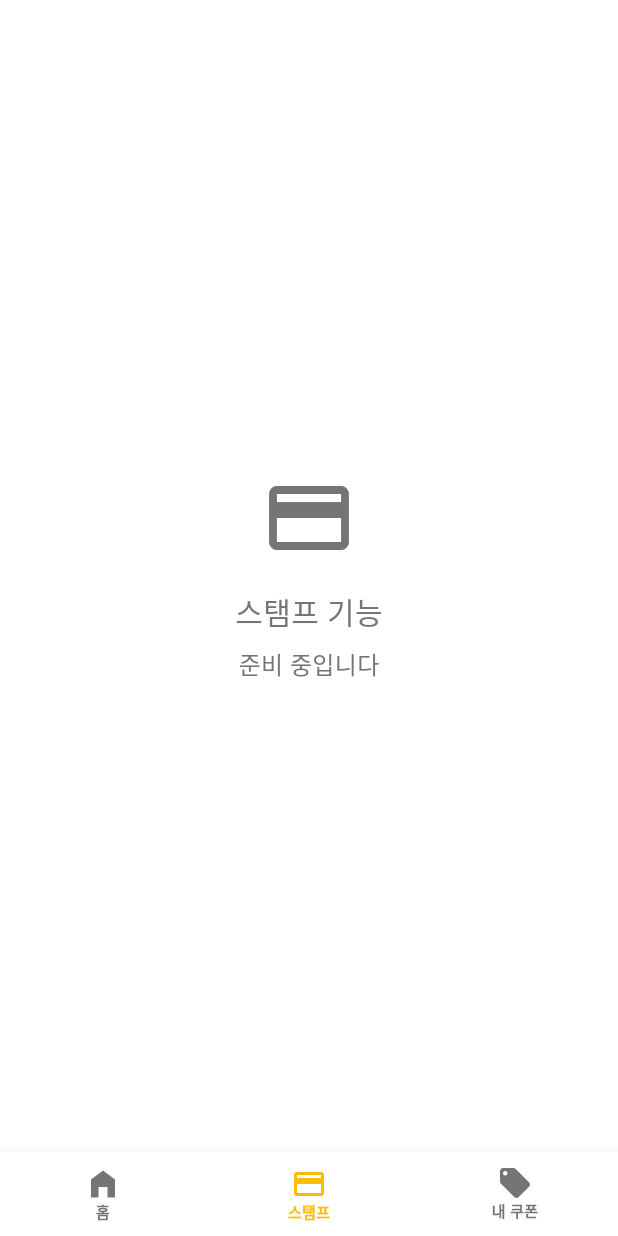
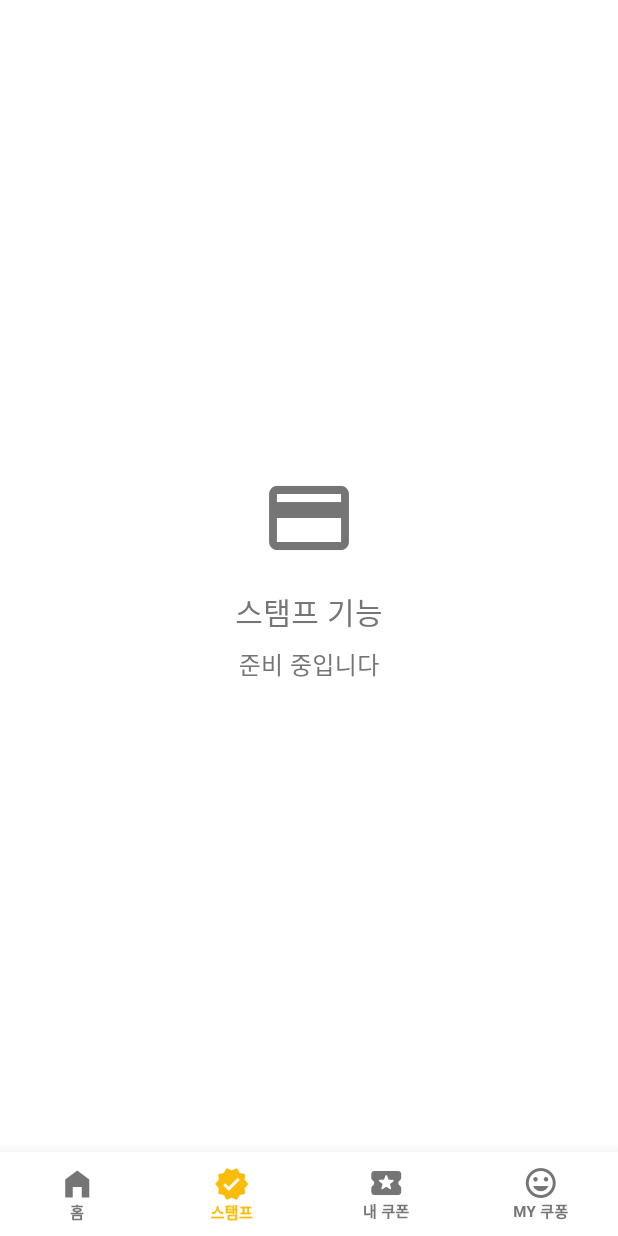
Before and after one commit to Clevon-io/koopong, a Flutter app: the screen it shows after launch, item 2 of the bottom bar chosen, on a phone screen of 412 x 824 dp. Run offline on Flutter 3.47's test engine with Material 3 defaults, Android fonts, the phone set to English and light mode, and no system bars; Roboto replaces fonts that are missing (Pretendard); project files that could hold a hidden picture were left out.

Commit message:
메인 탭 수정
아이콘을 바꾸고 MY 쿠퐁을 추가했습니다.
MY 쿠퐁은 쿠덕이 머리 모양으로 아이콘 바꿀 예정이고
해당 아이콘 파일 적용하는 것 보고 스탬프 아이콘도 도장 찾아서 넣을 예정입ㄴ다.

```diff
--- a/lib/main.dart
+++ b/lib/main.dart
@@ -4,6 +4,7 @@ import 'themes/colors.dart';
 import 'themes/typography.dart';
 import 'screens/store_detail_page.dart';
 import 'screens/my_coupons_page.dart';
+import 'screens/my_kupon_page.dart';
 
 void main() {
   runApp(const MyApp());
@@ -89,10 +90,12 @@ class _HomePageState extends State<HomePage> {
             _selectedIndex = index;
           });
         },
+        type: BottomNavigationBarType.fixed,
         items: const [
           BottomNavigationBarItem(icon: Icon(Icons.home_filled), label: '홈'),
-          BottomNavigationBarItem(icon: Icon(Icons.credit_card), label: '스탬프'),
-          BottomNavigationBarItem(icon: Icon(Icons.local_offer), label: '내 쿠폰'),
+          BottomNavigationBarItem(icon: Icon(Icons.verified), label: '스탬프'),
+          BottomNavigationBarItem(icon: Icon(Icons.local_play_rounded), label: '내 쿠폰'),
+          BottomNavigationBarItem(icon: Icon(Icons.mood), label: 'MY 쿠퐁'),
         ],
       ),
     );
@@ -106,6 +109,8 @@ class _HomePageState extends State<HomePage> {
         return _buildStampPage();
       case 2:
         return const MyCouponsPage();
+      case 3:
+        return const MyKuponPage();
       default:
         return _buildHomePage();
     }
```
Also changed, not shown: lib/screens/my_kupon_page.dart (added, +72 -0 lines).
